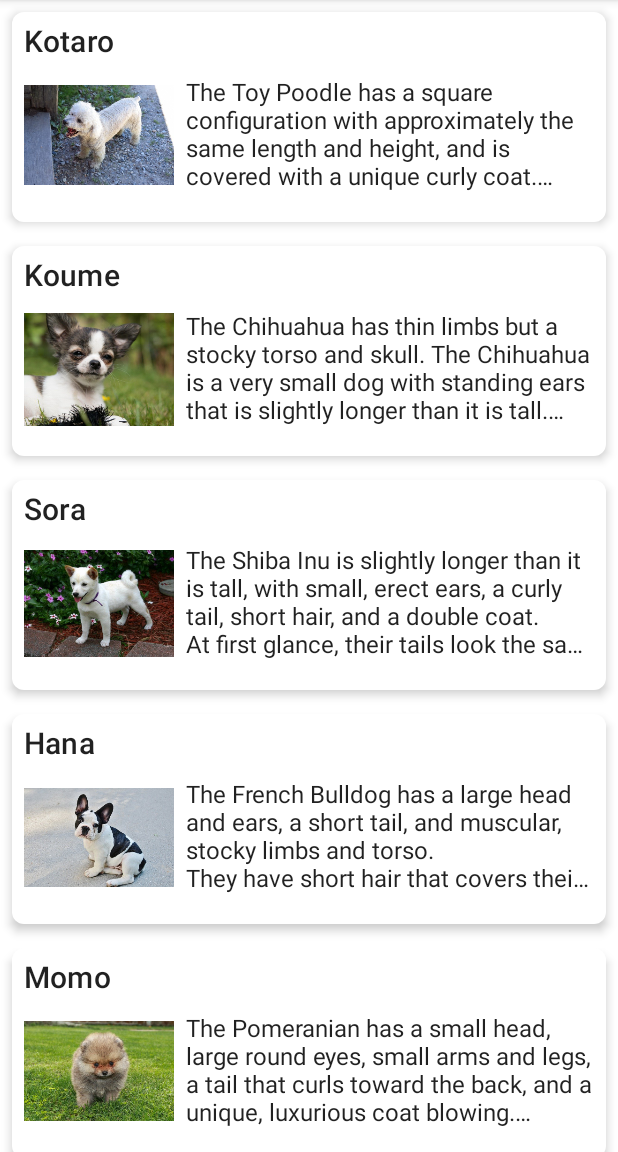
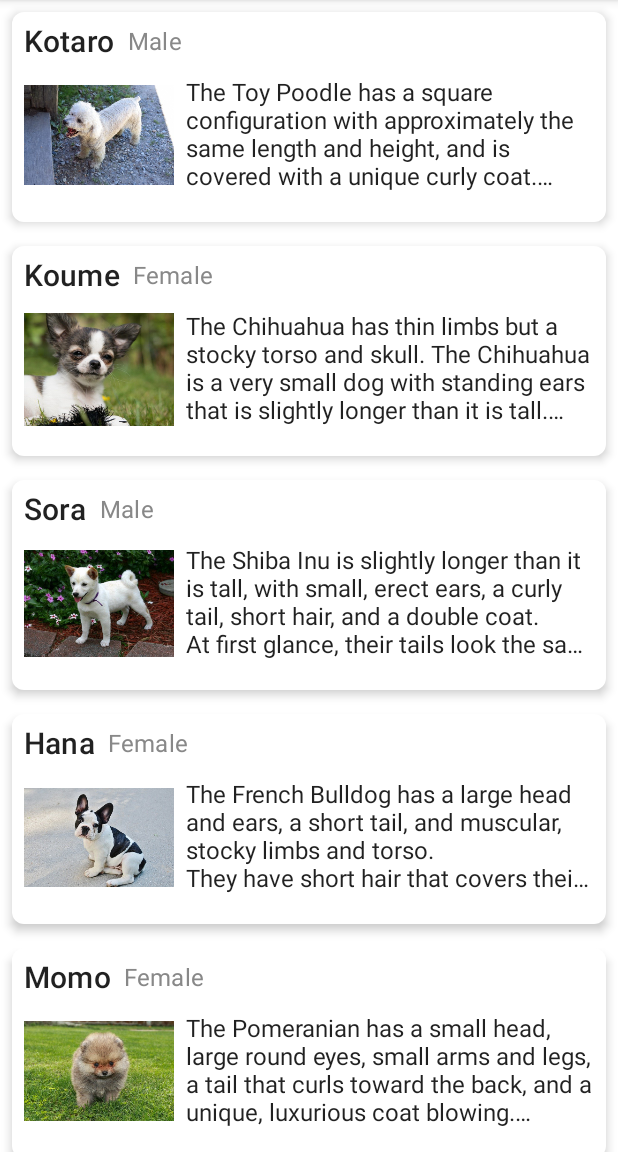
Before and after one commit to YuheiKawakami/android-dev-challenge-compose, an Android app built with Jetpack Compose: the screen it shows after launch (MainActivity), on a phone screen of 412 x 824 dp, the part 84-1236 px from its top. Run offline under Robolectric (Android 15) with nearby library versions, the phone set to English and light mode, and no system bars.

Commit message:
Add puppy sex

```diff
--- a/app/src/main/java/com/example/androiddevchallenge/data/Mock.kt
+++ b/app/src/main/java/com/example/androiddevchallenge/data/Mock.kt
@@ -26,78 +26,84 @@ object Mock {
             Puppy(
                 id = "1",
                 name = "Kotaro",
-                image = R.drawable.toypoodle,
+                sex = "Male",
                 breed = "Toy Puddle",
                 description = "The Toy Poodle has a square configuration with approximately the same length and height, and is covered with a unique curly coat.\n\nThey are very intelligent, athletic, and curious, and are sometimes said to be the smartest of the poodle variety.\nThey have an honorable disposition with few faults, are affectionate to their families, and treat strangers and other dogs well.",
                 publishTime = SimpleDateFormat(
                     "yyyy/MM/dd HH:mm:ss",
                     Locale.JAPAN
-                ).format(Date())
+                ).format(Date()),
+                image = R.drawable.toypoodle,
             )
         )
         add(
             Puppy(
                 id = "2",
                 name = "Koume",
-                image = R.drawable.chihuahua,
+                sex = "Female",
                 breed = "Chihuahua",
                 description = "The Chihuahua has thin limbs but a stocky torso and skull. The Chihuahua is a very small dog with standing ears that is slightly longer than it is tall.\nThe ideal weight for a Chihuahua is between 1.5 and 3 kilograms.\n\nThey are bright and cheerful, but brave. They are very conservative and make a clear distinction between family members and non-family members.\nAs a result, they are very sensitive to intruders and make excellent watchdogs, but they also have a tendency to bark due to fear.",
                 publishTime = SimpleDateFormat(
                     "yyyy/MM/dd HH:mm:ss",
                     Locale.JAPANESE
-                ).format(Date())
+                ).format(Date()),
+                image = R.drawable.chihuahua,
             )
         )
         add(
             Puppy(
                 id = "3",
                 name = "Sora",
-                image = R.drawable.shibainu,
+                sex = "Male",
                 breed = "Shiba Inu",
                 description = "The Shiba Inu is slightly longer than it is tall, with small, erect ears, a curly tail, short hair, and a double coat.\nAt first glance, their tails look the same, but they have different morphologies, such as left-handed, right-handed, and tucked tails.\n\nThey have existed for a long time as excellent hunting dogs, not as pet dogs. They are a breed of dogs that can act on their own judgment when the hunter is not present in front of the prey, or when the hunter is present but does not give sufficient orders.\nThis kind of independence is one of the most difficult aspects of the Shiba Inu, and one that is not suitable for first-time dog owners.\nThe Shiba Inu does not tend to be overly affectionate with family members.\nHowever, they are obedient and loyal, and are conservative and defensive, so they will be strict with strangers or other dogs that violate their territory unnecessarily.",
                 publishTime = SimpleDateFormat(
                     "yyyy/MM/dd HH:mm:ss",
                     Locale.JAPANESE
-                ).format(Date())
+                ).format(Date()),
+                image = R.drawable.shibainu,
             )
         )
         add(
             Puppy(
                 id = "4",
                 name = "Hana",
-                image = R.drawable.frenchbulldog,
+                sex = "Female",
                 breed = "French Bulldog",
                 description = "The French Bulldog has a large head and ears, a short tail, and muscular, stocky limbs and torso.\nThey have short hair that covers their entire body.\n\nThey have an affectionate nature that differs from their rugged appearance, and prefer to spend time with their families.\nThey like to spend time with their families. They also have unique behaviors that belie their goofy appearance.\nThey are gentle and thoughtful, with little nervousness, and most of them are not prone to barking.\nThey are peaceful and friendly to other dogs, but may not be immediately friendly to people outside the family.",
                 publishTime = SimpleDateFormat(
                     "yyyy/MM/dd HH:mm:ss",
                     Locale.JAPANESE
-                ).format(Date())
+                ).format(Date()),
+                image = R.drawable.frenchbulldog,
             )
         )
         add(
             Puppy(
                 id = "5",
                 name = "Momo",
-                image = R.drawable.pomeranian,
+                sex = "Female",
                 breed = "Pomeranian",
                 description = "The Pomeranian has a small head, large round eyes, small arms and legs, a tail that curls toward the back, and a unique, luxurious coat blowing.\nThe coat is double-coated, with long hair around the face and on the chest, and decorative hair on the tail that spreads out like a fan.\n\nThey love people and are friendly to other dogs.\nThey are active and playful.\nSome Pomeranians have inherited the temperament of their sled dog ancestors, and are sometimes strong-minded.\nBecause of their sensitive nature, they may be overly dependent on humans and may bark.",
                 publishTime = SimpleDateFormat(
                     "yyyy/MM/dd HH:mm:ss",
                     Locale.JAPANESE
-                ).format(Date())
+                ).format(Date()),
+                image = R.drawable.pomeranian,
             )
         )
         add(
             Puppy(
                 id = "6",
                 name = "Chachamaru",
-                image = R.drawable.miniaturedachshund,
+                sex = "Female",
                 breed = "Miniature Dachshund",
                 description = "The Miniature Dachshund is a small dog with a short-legged, long-bodied body that is twice as long as it is tall, with droopy ears and a medium-length muzzle.\nTheir coats come in three types: smooth (short), long (soft and long), and wiry (hard and long).\n\nThey are cheerful, curious, and very active. They can be a bit stubborn, but they are smart and adaptable, and are easily accepted for training and discipline. The Miniature Dachshund is an independent hound and can be difficult to handle if overly pampered.",
                 publishTime = SimpleDateFormat(
                     "yyyy/MM/dd HH:mm:ss",
                     Locale.JAPANESE
-                ).format(Date())
+                ).format(Date()),
+                image = R.drawable.miniaturedachshund,
             )
         )
     }
--- a/app/src/main/java/com/example/androiddevchallenge/data/Puppy.kt
+++ b/app/src/main/java/com/example/androiddevchallenge/data/Puppy.kt
@@ -23,8 +23,9 @@ import kotlinx.android.parcel.Parcelize
 data class Puppy(
     val id: String,
     val name: String,
-    @DrawableRes val image: Int,
+    val sex: String,
     val breed: String,
     val description: String,
-    val publishTime: String
+    val publishTime: String,
+    @DrawableRes val image: Int
 ) : Parcelable
--- a/app/src/main/java/com/example/androiddevchallenge/ui/view/detail/PuppyDetail.kt
+++ b/app/src/main/java/com/example/androiddevchallenge/ui/view/detail/PuppyDetail.kt
@@ -74,6 +74,17 @@ fun PuppyDetail(navController: NavController) {
             }
             item {
                 Text(
+                    text = "Sex",
+                    style = TextStyle(fontWeight = FontWeight.Bold)
+                )
+                Text(
+                    text = "${puppy?.sex}",
+                    modifier = Modifier.padding(8.dp, 0.dp, 0.dp, 0.dp)
+                )
+                Spacer(modifier = Modifier.height(8.dp))
+            }
+            item {
+                Text(
                     text = "Breed",
                     style = TextStyle(fontWeight = FontWeight.Bold)
                 )
--- a/app/src/main/java/com/example/androiddevchallenge/ui/view/list/PuppyListItem.kt
+++ b/app/src/main/java/com/example/androiddevchallenge/ui/view/list/PuppyListItem.kt
@@ -19,9 +19,11 @@ import androidx.compose.foundation.Image
 import androidx.compose.foundation.clickable
 import androidx.compose.foundation.layout.Column
 import androidx.compose.foundation.layout.Row
+import androidx.compose.foundation.layout.Spacer
 import androidx.compose.foundation.layout.fillMaxWidth
 import androidx.compose.foundation.layout.padding
 import androidx.compose.foundation.layout.size
+import androidx.compose.foundation.layout.width
 import androidx.compose.foundation.shape.RoundedCornerShape
 import androidx.compose.material.MaterialTheme
 import androidx.compose.material.Surface
@@ -29,6 +31,7 @@ import androidx.compose.material.Text
 import androidx.compose.runtime.Composable
 import androidx.compose.ui.Alignment
 import androidx.compose.ui.Modifier
+import androidx.compose.ui.graphics.Color
 import androidx.compose.ui.res.painterResource
 import androidx.compose.ui.text.style.TextOverflow
 import androidx.compose.ui.unit.dp
@@ -62,6 +65,14 @@ fun PuppyListItem(puppy: Puppy, onClick: (Puppy) -> Unit) {
                         modifier = Modifier
                             .align(Alignment.CenterVertically)
                     )
+                    Spacer(modifier = Modifier.width(8.dp))
+                    Text(
+                        text = puppy.sex,
+                        style = MaterialTheme.typography.subtitle1,
+                        color = Color.Gray,
+                        modifier = Modifier
+                            .align(Alignment.Bottom)
+                    )
                 }
                 Row(
                     modifier = Modifier
```
